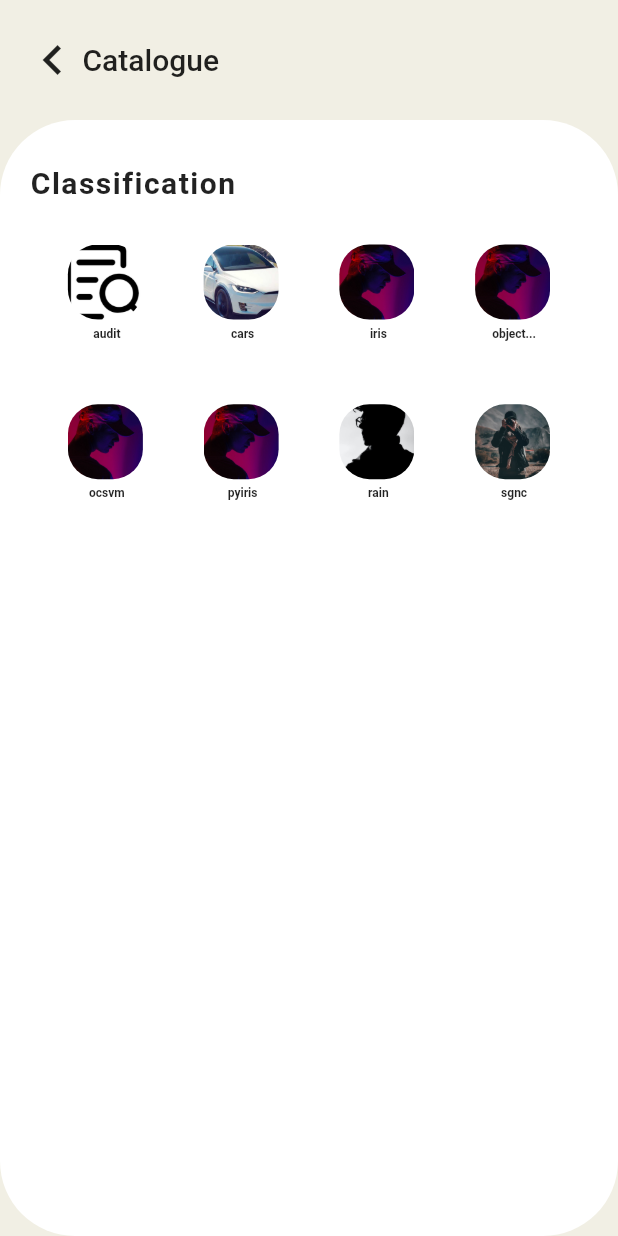
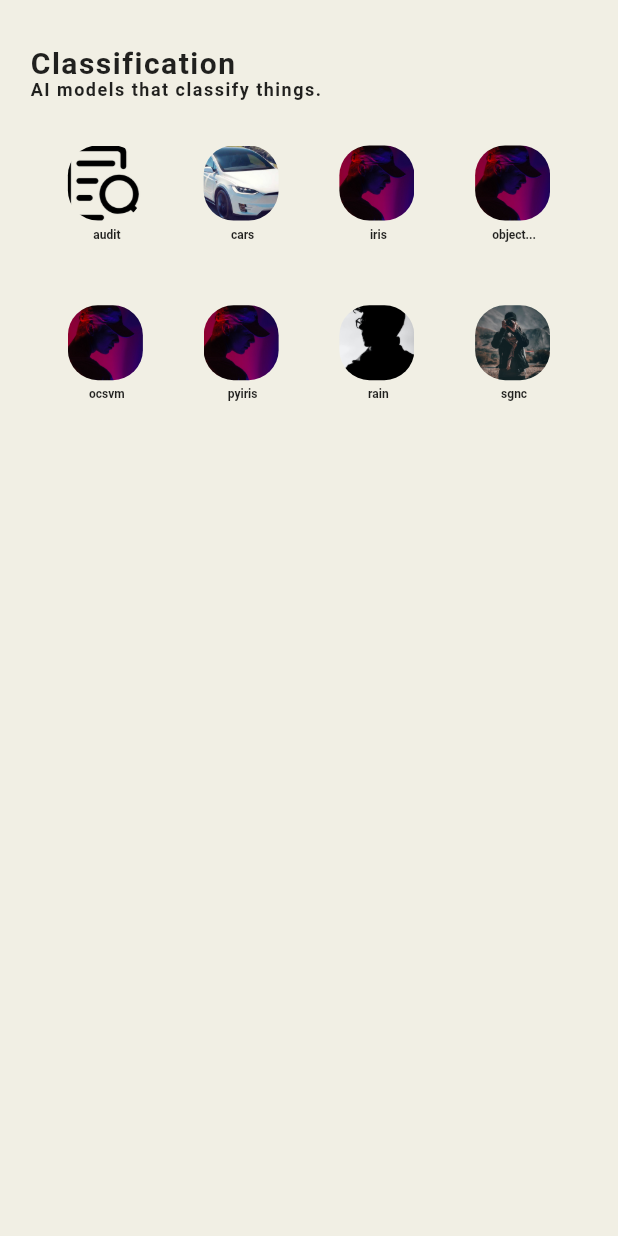
Before and after one commit to gjwgit/mlflutter, a Flutter app: the screen it shows after launch, after a tap on "Classification", on a phone screen of 412 x 824 dp. Run offline on Flutter 3.47's test engine with Material 2 defaults, Android fonts, the phone set to English and light mode, and no system bars; our stand-ins replace page_transition.

Commit message:
Add description text to Room cards. Cleanup app bar.

```diff
--- a/lib/Modules/Data.dart
+++ b/lib/Modules/Data.dart
@@ -82,6 +82,7 @@ final List<Member> available = [
 final List<Room> rooms = [
   Room(
     name: 'Classification',
+    description: 'AI models that classify things.',
     speakers: [
       Member(
         name: 'audit',
@@ -128,8 +129,8 @@ final List<Room> rooms = [
     ],
   ),
   Room(
-    // Keyword/Category
     name: 'Computer Vision',
+    description: 'AI models for seeing things.',
     // Randomly select 2 to display here.
     speakers: [
       Member(
@@ -187,6 +188,7 @@ final List<Room> rooms = [
   ),
   Room(
     name: 'Natural Language Processing',
+    description: 'AI models that listen and talk.',
     speakers: [
       Member(
         name: 'azspeech',
@@ -218,6 +220,7 @@ final List<Room> rooms = [
   ),
   Room(
     name: 'Prediction',
+    description: 'AI models that predict things.',
     speakers: [
       Member(
         name: 'audit',
--- a/lib/Modules/Room.dart
+++ b/lib/Modules/Room.dart
@@ -1,13 +1,15 @@
 import 'package:mlflutter/Modules/Member.dart';
 
 class Room {
-  String name;
-  List<Member> speakers;
-  List<Member> audience;
+  String name;            // A keyword from the package meta data.
+  String description;     // A descrioption of the keyword - WHERE DEFINED?
+  List<Member> speakers;  // TO BE REMOVED - RANDOMLY SELECT 2 FOR HOME SCREEN
+  List<Member> audience;  // A list of package names in this category.
 
   Room({
-    this.name,
-    this.speakers,
-    this.audience,
+      this.name,
+      this.description,
+      this.speakers,
+      this.audience,
   });
 }
--- a/lib/Screens/HomeScreen.dart
+++ b/lib/Screens/HomeScreen.dart
@@ -17,59 +17,55 @@ class _HomeScreenState extends State<HomeScreen> {
       backgroundColor: KClubhouseColor,
       appBar: ResponsiveUI.isMobile(context)
           ? AppBar(
-              backgroundColor: KClubhouseColor,
-              elevation: 0,
+              // backgroundColor: KClubhouseColor,
+              // elevation: 0,
               title: Row(
                 mainAxisAlignment: MainAxisAlignment.spaceBetween,
                 children: [
-                  Icon(
-                    Icons.search,
-                    color: Colors.black,
-                    size: 30,
-                  ),
+                  Text(
+                    'MLHub',
+                    style: TextStyle(
+                      color: Colors.white,
+                    ), // TextStyle
+                  ), // Text
                   Container(
-                    width: 220,
+                    width: 120,
                     child: Row(
                       mainAxisAlignment: MainAxisAlignment.spaceBetween,
                       children: [
                         Icon(
-                          Icons.web_outlined,
-                          color: Colors.black,
+                          Icons.search,
+                          color: Colors.white,
                           size: 30,
-                        ),
+                        ), // Icon Search
                         Icon(
                           Icons.help_outline,
-                          color: Colors.black,
-                          size: 30,
-                        ),
-                        Icon(
-                          Icons.notifications_none,
-                          color: Colors.black,
+                          color: Colors.white,
                           size: 30,
                         ),
                         Icon(
                           Icons.settings,
-                          color: Colors.black,
+                          color: Colors.white,
                           size: 30,
-                        ),
-                      ],
-                    ),
-                  ),
-                ],
-              ),
-            )
+                        ), //Icon
+                      ], // children
+                    ), // Row
+                  ), // Container
+                ], // children
+              ), // Row
+            ) //AppBar
           : AppBar(
               backgroundColor: KClubhouseColor,
               elevation: 0,
               title: Image.asset(
                 'assets/clubhouse.png',
                 width: 200,
-              ),
-            ),
+              ), // Image.asset
+            ), // AppBar
       body: ResponsiveUI(
         mobile: MobileHomeScreen(),
         web: WebHomeScreen(),
-      ),
-    );
-  }
-}
+      ), // ResponsieUI
+    ); // Scaffold
+  } // build
+} // HomeScreen
--- a/lib/Screens/RoomScreen.dart
+++ b/lib/Screens/RoomScreen.dart
@@ -34,48 +34,57 @@ class _RoomScreenState extends State<RoomScreen> {
               children: [
                 Column(
                   children: [
-                    SizedBox(height: 20),
-                    Padding(
-                      padding: const EdgeInsets.symmetric(horizontal: 15),
-                      child: Row(
-                        mainAxisAlignment: MainAxisAlignment.spaceBetween,
-                        children: [
-                          GestureDetector(
-                            onTap: () {
-                              Navigator.pop(context);
-                            },
-                            child: Row(
-                              children: [
-                                Icon(
-                                  Icons.keyboard_arrow_left,
-                                  size: 40,
-                                ),
-                                Text(
-                                  'Catalogue',
-                                  style: TextStyle(
-                                    fontSize: 20,
-                                    fontWeight: FontWeight.w500,
-                                  ),
-                                )
-                              ],
-                            ),
-                          ),
-                        ],
-                      ),
-                    ),
-                    SizedBox(height: 20),
+                    // SizedBox(height: 20),
+                    // Padding(
+                    //   padding: const EdgeInsets.symmetric(horizontal: 15),
+                    //   child: Row(
+                    //     mainAxisAlignment: MainAxisAlignment.spaceBetween,
+                    //     children: [
+                    //       GestureDetector(
+                    //         onTap: () {
+                    //           Navigator.pop(context);
+                    //         },
+                    //         child: Row(
+                    //           children: [
+                    //             // Icon(
+                    //             //   Icons.keyboard_arrow_left,
+                    //             //   size: 40,
+                    //             // ),
+                    //             Text(
+                    //               widget.room.name,
+                    //               style: TextStyle(
+                    //                 fontSize: 20,
+                    //                 fontWeight: FontWeight.w500,
+                    //               ),
+                    //             ), // Text
+                    //             Text(
+                    //               widget.room.description == null
+                    //               ? 'Another category of packages.'
+                    //               : widget.room.description,
+                    //               style: TextStyle(
+                    //                 fontSize: 12,
+                    //                 fontWeight: FontWeight.w500,
+                    //               ), // TextStyle
+                    //             ), // Text
+                    //           ], // children
+                    //         ), // Row
+                    //       ),
+                    //     ],
+                    //   ),
+                    // ),
+                    // SizedBox(height: 20),
                     Expanded(
                       child: Container(
                         padding: EdgeInsets.symmetric(horizontal: 20),
                         decoration: BoxDecoration(
-                          color: Colors.white,
+                          color: KClubhouseColor,
                           borderRadius: BorderRadius.only(
                             topRight: Radius.circular(50),
                             topLeft: Radius.circular(50),
                             bottomRight: Radius.circular(50),
                             bottomLeft: Radius.circular(50),
                           ),
-                       ),
+                        ),
                         child: ListView(
                           children: [
                             SizedBox(height: 30),
@@ -92,7 +101,23 @@ class _RoomScreenState extends State<RoomScreen> {
                                   ),
                                 ),
                               ],
-                            ),
+                            ), // Row
+                            Row(
+                              children: [
+                                Expanded(
+                                  child: Text(
+                                    widget.room.description == null
+                                    ? 'Another category of packages.'
+                                    : widget.room.description,
+                                    style: TextStyle(
+                                      fontSize: 12,
+                                      letterSpacing: 1,
+                                      fontWeight: FontWeight.w700,
+                                    ),
+                                  ),
+                                ),
+                              ],
+                            ), // Row
                             SizedBox(height: 30),
                             Padding(
                               padding:
```
Also changed, not shown: 4 other files.
